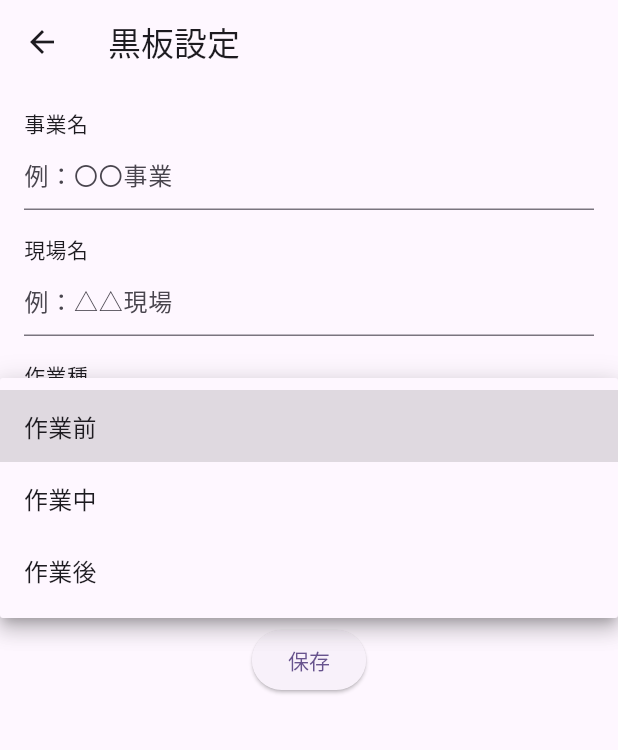
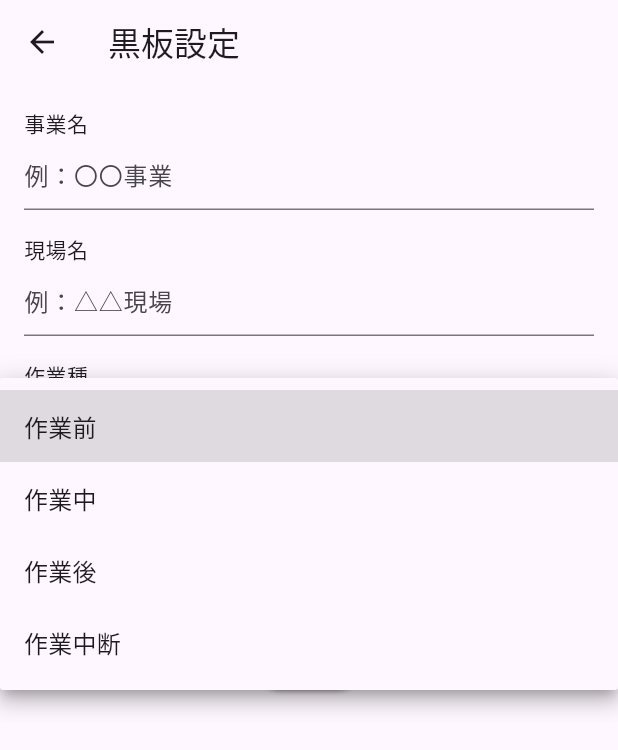
Before and after one commit to tm-qc/work_photo_app_sample, a Flutter app: the BlackboardSettingScreen screen opened directly, after a tap on "作業前", on a phone screen of 412 x 824 dp. Shown: the top 750 px of the screen. Run offline on Flutter 3.47's test engine with Material 3 defaults, Android fonts, the phone set to English and light mode, and no system bars; our stand-ins replace shared_preferences; accounts and stored records are empty.

Commit message:
モデル追加 lib/domain/models/blackboard_setting_model.dart
・screen画面→view_model→sevice→modelの流れで動くように修正
・これにあわせ型定義も各所修正
・セレクトをKeyでデータとして扱い、表示は日本語にした

残作業
とりあえず第一段階なので以下は検討

・一部改修の余地ありはTODOで残してる
・全体再確認
・✅ バリデーション追加
・✅ ユニットテスト導入

※関係性について

Screen(Widget)
MainのUI画面
基本的にViewModel経由で情報を取得する
ただし、Model の定数や固定メニューは直接参照OK

ViewModel
State定義し、Serviceを参照し情報を取得しScreenに渡す

Service
Modelからデータを参照し処理し、ViewModelに渡す

Model
このWidget（Screen）で使うデータを定義する
プルダウンメニューの内容も定義するのでScreenから直接参照される時もある

※Enumについて
完全数固定であればIDEで検知、修正漏れ、エラー防止になるので、書いた方が良いが、反面使い方、流れを把握するのが難しく、コードを読むのが難しくなる

Enumの定義のサンプルコード（ChatGPT）

// 作業種の種類を表すEnum
enum WorkTypeEnum { beforeWork, duringWork, afterWork }

// Enumを文字列として扱うための拡張機能
extension WorkTypeEnumExtension on WorkTypeEnum {
  String get name {
    switch (this) {
      case WorkTypeEnum.beforeWork:
        return '作業前';
      case WorkTypeEnum.duringWork:
        return '作業中';
      case WorkTypeEnum.afterWork:
        return '作業後';
    }
  }

  // StringからEnumを取得する
  static WorkTypeEnum fromString(String? name) {
    switch (name) {
      case '作業前':
        return WorkTypeEnum.beforeWork;
      case '作業中':
        return WorkTypeEnum.duringWork;
      case '作業後':
        return WorkTypeEnum.afterWork;
      default:
        return WorkTypeEnum.beforeWork; // デフォルト値
    }
  }

```diff
--- a/lib/data/services/blackboard_setting_service.dart
+++ b/lib/data/services/blackboard_setting_service.dart
@@ -1,16 +1,13 @@
 import 'package:shared_preferences/shared_preferences.dart';
+import '../../domain/models/blackboard_setting_model.dart';
 
 class BlackboardSettingService {
   // 保存時に使うローカルストレージのキー（キー名のミス防止のため、定数化）
+  // TODO；view_model、model、serviceで使うので、private(_)外し、modelに定義して同じものを使うようにする予定。混乱するし保守性低くなる
   static const String _projectKey = 'projectName';
   static const String _siteKey = 'siteName';
   static const String _forestKey = 'forestUnit';
-  static const String _workTypeKey = 'workType';
-
-  // 初期値：ドロップダウンのデフォルト値
-  // nullエラー対策の初期値
-  // TODO:null NG 初期値が必要なので一旦これで。全体の流れにそってハードコーディングは解消しないといけない
-  static const String defaultWorkType = '作業前';
+  static const String _workTypeKey = 'workTypeKey';
 
   // save関数の定義（非同期 async await）
   // Future<void>：非同期処理で、完了したことだけ返す（値は返さない）
@@ -25,7 +22,7 @@ class BlackboardSettingService {
     required String project,
     required String site,
     required String forest,
-    required String workType,
+    required int workTypeKey,
   }) async {
     // 非同期で端末保存データSharedPreferencesを取得
     final prefs = await SharedPreferences.getInstance();
@@ -33,7 +30,7 @@ class BlackboardSettingService {
     await prefs.setString(_projectKey, project);
     await prefs.setString(_siteKey, site);
     await prefs.setString(_forestKey, forest);
-    await prefs.setString(_workTypeKey, workType);
+    await prefs.setInt(_workTypeKey, workTypeKey);
   }
 
   // 読み込み処理（保存された設定をすべてMapで返す）
@@ -43,9 +40,16 @@ class BlackboardSettingService {
   // <String, String>	Mapのキーと値の型（文字列と文字列）
   // load	関数名（メソッド名）
   // async	非同期処理（awaitが使える）
-  Future<Map<String, String>> load() async {
+
+  // 型について
+  // - keyだけint、他はstring
+  // - 複数型定義はない
+  // こういう状態なのでモデルに合わせてdynamicに変更
+  // ここの型が違うとサービスを使ってるview_modelでエラーになる
+  Future<Map<String, dynamic>> load() async {
     // SharedPreferences を保存されたデータを読む
     final prefs = await SharedPreferences.getInstance();
+
     // 各項目を読み込んでMap形式で返す（nullなら空文字 or 作業前）
     // Mapとは
     // いわゆる連想配列。Key:valueで順番の保証はなし
@@ -56,7 +60,7 @@ class BlackboardSettingService {
       _projectKey: prefs.getString(_projectKey) ?? '',
       _siteKey: prefs.getString(_siteKey) ?? '',
       _forestKey: prefs.getString(_forestKey) ?? '',
-      _workTypeKey: prefs.getString(_workTypeKey) ?? defaultWorkType,
+      _workTypeKey: prefs.getInt(_workTypeKey) ?? BlackboardSettingModel.defaultWorkTypeKey,
     };
   }
 }
--- /dev/null
+++ b/lib/domain/models/blackboard_setting_model.dart
@@ -0,0 +1,124 @@
+// 黒板設定用モデルクラス（immutable推奨）
+//
+// モデル定義のポイント
+//
+// immutable(不変)にする
+// - final：一度だけ代入できる（再代入不可）実行時に決まる
+// - const：コンパイル時に確定する「完全に不変な定数」	コンパイル時に値が確定してないとダメ
+//
+class BlackboardSettingModel {
+  // 事業名（テキスト入力）
+  final String project;
+
+  // 現場名（テキスト入力）
+  final String site;
+
+  // 作業種（作業前、作業中、作業後）（ドロップダウン選択）
+  final int workTypeKey;
+
+  // 林小班（テキスト入力）
+  final String forestSubdivision;
+
+  // コンストラクター（すべての値を必須にする）
+  // required：インスタンス作成時に引数にこの4つの値が揃わないとインスタンスが作れなくなる
+  // もし一つでも値をセットし忘れるとエラーになる（バリデーションとは違うが近い動作）
+  const BlackboardSettingModel({
+    required this.project,
+    required this.site,
+    required this.workTypeKey,
+    required this.forestSubdivision,
+  });
+
+  // ここのJSON←→MAPの変換はshared_preferencesへの保存、参照の理解で紛らわしいが、
+  // これがあることで実行箇所で一個ずつ書かなくてよくなり、今後の改修漏れを防ぎやすくなるので推奨されてるらしい
+  // そもそも文字列でしか保存できないのもあるので、まとめる場合こうなる
+  //
+  // 例）サービスの保存処理（Future<void> save()）実行箇所で以下のように変わる
+  //
+  // （変更前）
+  // final prefs = await SharedPreferences.getInstance();
+  // await prefs.setString(_projectKey, project);
+  // await prefs.setString(_siteKey, site);
+  // await prefs.setString(_forestKey, forest);
+  // await prefs.setString(_workTypeKey, workType);
+  //
+  // ↓
+  //
+  // （変更後）
+  // final prefs = await SharedPreferences.getInstance();
+  // await prefs.setString('blackboard_setting', jsonEncode(setting.toMap()));
+  //
+  // なお、Freezedパッケージを使うと「不変モデル＋toMap/fromMap/コピー機能」など全部自動化出来るらしいが、
+  // 後で余裕あればする
+  //
+  // shared_preferencesで保存するためにMap形式に変換する
+  // ※サービス側で使うときはこのMapがjsonEncode(setting.toMap())みたいな感じでJSON文字列化してまとめて入れる
+
+  // メソッドの定義
+  // Map<String, dynamic>：戻り値の型：Map（即座に返す）
+  // toMap：メソッド名
+  //
+  // dynamic
+  // どんな型でもOK（あとからでも変えられる）
+  // int や String や bool などいろんな型が来るかもしれないから dynamic にしておく」という意味
+  // 変数の型をコンパイル時にチェックしないことを明示的に示すキーワード
+  // 型チェックは実行時まで遅延されます。
+  // そのため、コンパイル時にはエラーにならないコードでも、実行時に型に関連するエラーが発生する可能性があるので、多用はNG
+  // TODO：toMap、fromMapつかってないけど、保存のとこかきかえないといけない？個人的にtoMap、fromMapなくてもいいような気がする。複雑化するだけ？
+  // TODO:Serviceのload()、Save()書き直した方が良い？
+  Map<String, dynamic> toMap() {
+    return {
+      'project': project,
+      'site': site,
+      'workTypeKey': workTypeKey,
+      'forestSubdivision': forestSubdivision,
+    };
+  }
+
+  // shared_preferencesから取り出したJson文字列をMapに戻して返す
+  // ※toMap()でJSON文字列化してるので、MAPに戻す処理
+  //
+  // メソッドの定義
+  // factory：自作の特別なコンストラクタを示すキーワード（今回はMapからインスタンスを作るためのfactoryコンストラクタを自作）
+  // BlackboardSettingModel：戻り型
+  // .fromMap(...)：名前付きコンストラクタ名
+  // Map<String, dynamic>：戻り値の型：Map（即座に返す）
+  //
+  // 名前付きコンストラクタ名について
+  // .fromMap(...)：名前付きコンストラクタ名を作るメリットはわかりません。
+  // 実行時の書き方も変わらないし。
+  // factoryは自作の特別なコンストラクタを示すキーワードなのでこの書き方が推奨と覚えるのが速いかも
+
+  // ChatGPT曰く以下がメリットらしいです
+  //
+  // BlackboardSettingModel.fromMap(...) と書いた瞬間に、
+  // 「お、これはモデルを作ってるな」って 読み手にもプログラムにもはっきり伝わる。
+  //
+  // ちなみに名前付きコンストラクタ名じゃなくてもできるらしいです
+  //
+  // - staticバージョン：static BlackboardSettingModel fromMap(...)
+  // - 名前付きコンストラクタバージョン：factory BlackboardSettingModel.fromMap(...)
+  factory BlackboardSettingModel.fromMap(Map<String, dynamic> map) {
+    return BlackboardSettingModel(
+      project: map['project'] ?? '',
+      site: map['site'] ?? '',
+      workTypeKey: map['workTypeKey'],
+      forestSubdivision: map['forestSubdivision'] ?? '',
+    );
+  }
+
+  // Mapの型定義について
+  //
+  // なぜint小文字でString大文字？
+  // - int、double、bool：プリミティブ型（int型）	小文字	Dart言語がビルトインで持ってる基本型
+  // - String、List<T>、Map<K,V>、Set<T>：クラス型（文字列クラス）	大文字	String は class String {} で定義されている
+  //
+  // 型定義書くときに、IDEでもプリミティブ型かクラス型判別つかないので厄介・・エラー出るので察して書き直して・・
+  static const int defaultWorkTypeKey = 0; // 初期値
+  static const Map<int,String> workTypeOptions = {
+    defaultWorkTypeKey : '作業前',
+    1 : '作業中',
+    2 : '作業後',
+    3 : '作業中断', // 追加される可能性あり
+  };
+}
--- a/lib/ui/blackboard_setting/view_model/blackboard_setting_view_model.dart
+++ b/lib/ui/blackboard_setting/view_model/blackboard_setting_view_model.dart
@@ -1,5 +1,6 @@
 import 'package:flutter/material.dart';
 import '../../../data/services/blackboard_setting_service.dart';
+import '../../../domain/models/blackboard_setting_model.dart';
 
 class BlackboardSettingViewModel extends ChangeNotifier {
 
@@ -21,10 +22,12 @@ class BlackboardSettingViewModel extends ChangeNotifier {
   // 初期値いれないとnullエラーになる
   //
   // 書き分け補足
-  // 変数定義をサービスに書くのは趣旨からずれるのでNG。セレクトのvalueの定義なのでViewModelに書くのセオリー
+  // 変数定義をサービスに書くのは趣旨からずれるのでNG
+  // セレクトのvalueの定義なのでViewModelに書くのセオリー
+  //
   // defaultWorkTypeはデータ取得時の初期値として、サービスで初期値のnull対応するのでサービスに書く
   // （判断理由がわかりにくいけど、そういうものらしい）
-  String selectedWorkType = BlackboardSettingService.defaultWorkType;
+  int selectedWorkTypeKey = BlackboardSettingModel.defaultWorkTypeKey;
 
   // 保存されたデータを読み込む（SharedPreferences）
   Future<void> loadData() async {
@@ -36,7 +39,7 @@ class BlackboardSettingViewModel extends ChangeNotifier {
     projectController.text = data['projectName']!;
     siteController.text = data['siteName']!;
     forestController.text = data['forestUnit']!;
-    selectedWorkType = data['workType']!;
+    selectedWorkTypeKey = data['workTypeKey']!;
     notifyListeners(); // UIに変更通知し表示
   }
 
@@ -56,7 +59,7 @@ class BlackboardSettingViewModel extends ChangeNotifier {
         project: projectController.text,
         site: siteController.text,
         forest: forestController.text,
-        workType: selectedWorkType,
+        workTypeKey: selectedWorkTypeKey,
       );
       return true;
     } catch (e) {
@@ -67,9 +70,9 @@ class BlackboardSettingViewModel extends ChangeNotifier {
   }
 
   // ドロップダウンの値を変更する
-  void updateWorkType(String? value) {
-    if (value != null) {
-      selectedWorkType = value;
+  void updateWorkType(int? key) {
+    if (key != null) {
+      selectedWorkTypeKey = key;
       notifyListeners(); // UIに通知
     }
   }
--- a/lib/ui/blackboard_setting/widgets/blackboard_setting_screen.dart
+++ b/lib/ui/blackboard_setting/widgets/blackboard_setting_screen.dart
@@ -1,5 +1,6 @@
 import 'package:flutter/material.dart';
 import 'package:provider/provider.dart';
+import '../../../domain/models/blackboard_setting_model.dart';
 import '../view_model/blackboard_setting_view_model.dart';
 
 class BlackboardSettingScreen extends StatelessWidget {
@@ -62,16 +63,18 @@ class BlackboardSettingScreen extends StatelessWidget {
                   SizedBox(height: 16),
 
                   Text('作業種'),
-                  DropdownButtonFormField<String>(
+                  DropdownButtonFormField<int>(
                     // 今選択されている値（＝選択状態を保持する変数）を指定
                     // テキストボックスとcontrollerの紐づけの書き方が大分違うので戸惑うが、ドロップダウンはコントローラーがないのでこれで覚えるしかない
-                    value: vm.selectedWorkType,
-                    items: ['作業前', '作業中', '作業後']
-                        .map((label) => DropdownMenuItem(
-                      value: label,
-                      child: Text(label),
-                    ))
-                        .toList(),
+                    value: vm.selectedWorkTypeKey,
+                    // entries.map：キー（int）と値（String）両方
+                    // values.map：value（値）だけ
+                    items: BlackboardSettingModel.workTypeOptions.entries.map((entry) {
+                      return DropdownMenuItem<int>(
+                        value: entry.key,
+                        child: Text(entry.value),
+                      );
+                    }).toList(),
                     onChanged: vm.updateWorkType,
                     decoration: InputDecoration(hintText: '選択してください'),
                   ),
```
